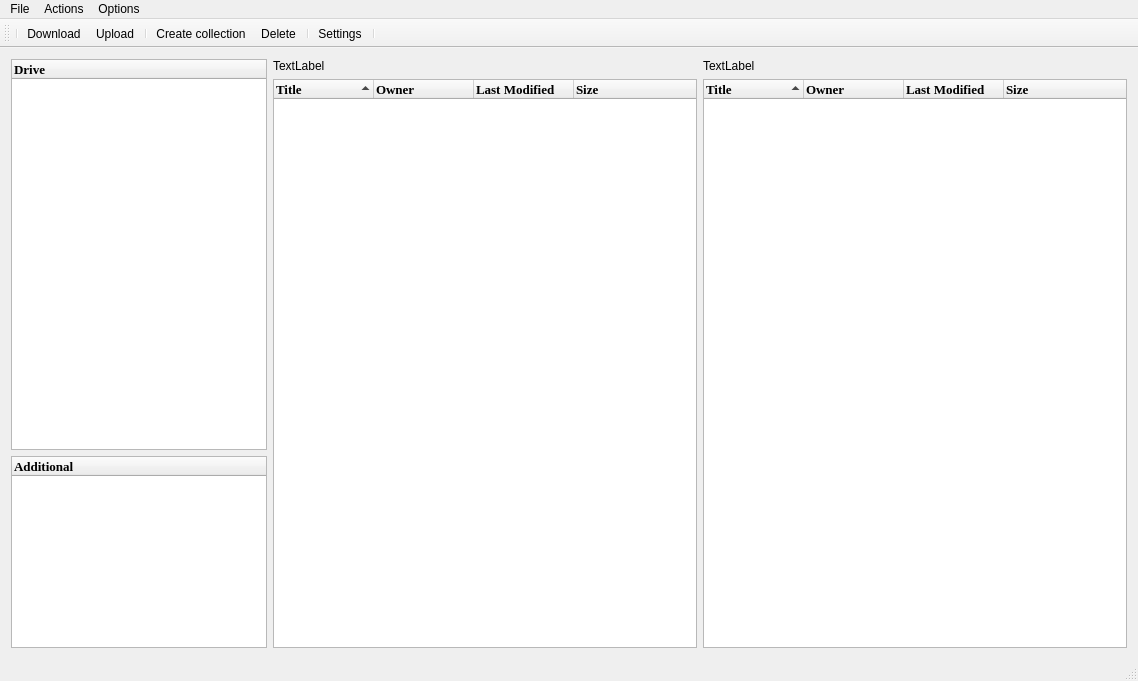
The window that mainwindow.ui (tranter/qt-google-drive) describes before a commit, drawn with Qt 5.
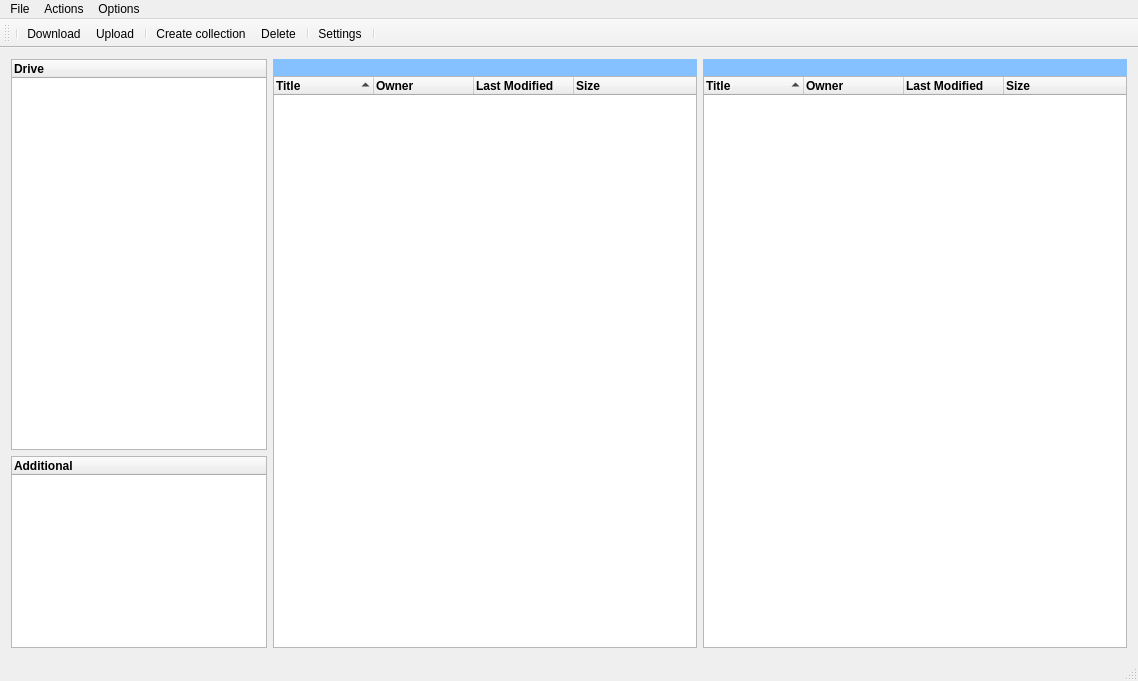
The same window after the commit. Icons and pictures are not drawn.

Commit message: add enum.h add enumeration types path implementation

Patch:
```diff
--- a/mainwindow.ui
+++ b/mainwindow.ui
@@ -37,8 +37,8 @@
       </property>
       <property name="font">
        <font>
-        <family>Times New Roman</family>
-        <pointsize>10</pointsize>
+        <family>Arial</family>
+        <pointsize>9</pointsize>
         <weight>75</weight>
         <bold>true</bold>
        </font>
@@ -71,12 +71,65 @@
     <item row="0" column="1" rowspan="2">
      <layout class="QVBoxLayout" name="LeftPanelVLayout" stretch="0,0">
       <property name="spacing">
-       <number>6</number>
+       <number>0</number>
       </property>
       <item>
        <widget class="QLabel" name="PathLabelLeft">
+        <property name="sizePolicy">
+         <sizepolicy hsizetype="Preferred" vsizetype="Preferred">
+          <horstretch>0</horstretch>
+          <verstretch>0</verstretch>
+         </sizepolicy>
+        </property>
+        <property name="minimumSize">
+         <size>
+          <width>0</width>
+          <height>17</height>
+         </size>
+        </property>
+        <property name="maximumSize">
+         <size>
+          <width>16777215</width>
+          <height>16777215</height>
+         </size>
+        </property>
+        <property name="font">
+         <font>
+          <family>Arial</family>
+          <pointsize>9</pointsize>
+          <weight>75</weight>
+          <bold>true</bold>
+         </font>
+        </property>
+        <property name="styleSheet">
+         <string notr="true">background-color:rgb(133, 192, 255)</string>
+        </property>
+        <property name="frameShape">
+         <enum>QFrame::NoFrame</enum>
+        </property>
         <property name="text">
-         <string>TextLabel</string>
+         <string/>
+        </property>
+        <property name="textFormat">
+         <enum>Qt::AutoText</enum>
+        </property>
+        <property name="scaledContents">
+         <bool>false</bool>
+        </property>
+        <property name="alignment">
+         <set>Qt::AlignLeading|Qt::AlignLeft|Qt::AlignVCenter</set>
+        </property>
+        <property name="wordWrap">
+         <bool>false</bool>
+        </property>
+        <property name="margin">
+         <number>1</number>
+        </property>
+        <property name="indent">
+         <number>-1</number>
+        </property>
+        <property name="textInteractionFlags">
+         <set>Qt::NoTextInteraction</set>
         </property>
        </widget>
       </item>
@@ -90,8 +143,8 @@
         </property>
         <property name="font">
          <font>
-          <family>Times New Roman</family>
-          <pointsize>10</pointsize>
+          <family>Arial</family>
+          <pointsize>9</pointsize>
           <weight>75</weight>
           <bold>true</bold>
          </font>
@@ -147,12 +200,47 @@
     <item row="0" column="2" rowspan="2">
      <layout class="QVBoxLayout" name="RightPanelVLayout">
       <property name="spacing">
-       <number>6</number>
+       <number>0</number>
       </property>
       <item>
        <widget class="QLabel" name="PathLabelRight">
+        <property name="minimumSize">
+         <size>
+          <width>0</width>
+          <height>17</height>
+         </size>
+        </property>
+        <property name="maximumSize">
+         <size>
+          <width>16777215</width>
+          <height>16777215</height>
+         </size>
+        </property>
+        <property name="baseSize">
+         <size>
+          <width>0</width>
+          <height>0</height>
+         </size>
+        </property>
+        <property name="font">
+         <font>
+          <family>Arial</family>
+          <pointsize>9</pointsize>
+          <weight>75</weight>
+          <bold>true</bold>
+         </font>
+        </property>
+        <property name="styleSheet">
+         <string notr="true">background-color:rgb(133, 192, 255)</string>
+        </property>
         <property name="text">
-         <string>TextLabel</string>
+         <string/>
+        </property>
+        <property name="textFormat">
+         <enum>Qt::AutoText</enum>
+        </property>
+        <property name="margin">
+         <number>1</number>
         </property>
        </widget>
       </item>
@@ -166,8 +254,8 @@
         </property>
         <property name="font">
          <font>
-          <family>Times New Roman</family>
-          <pointsize>10</pointsize>
+          <family>Arial</family>
+          <pointsize>9</pointsize>
           <weight>75</weight>
           <bold>true</bold>
          </font>
@@ -242,8 +330,8 @@
       </property>
       <property name="font">
        <font>
-        <family>Times New Roman</family>
-        <pointsize>10</pointsize>
+        <family>Arial</family>
+        <pointsize>9</pointsize>
         <weight>75</weight>
         <bold>true</bold>
        </font>
```
The commit also changes 14 other files.
